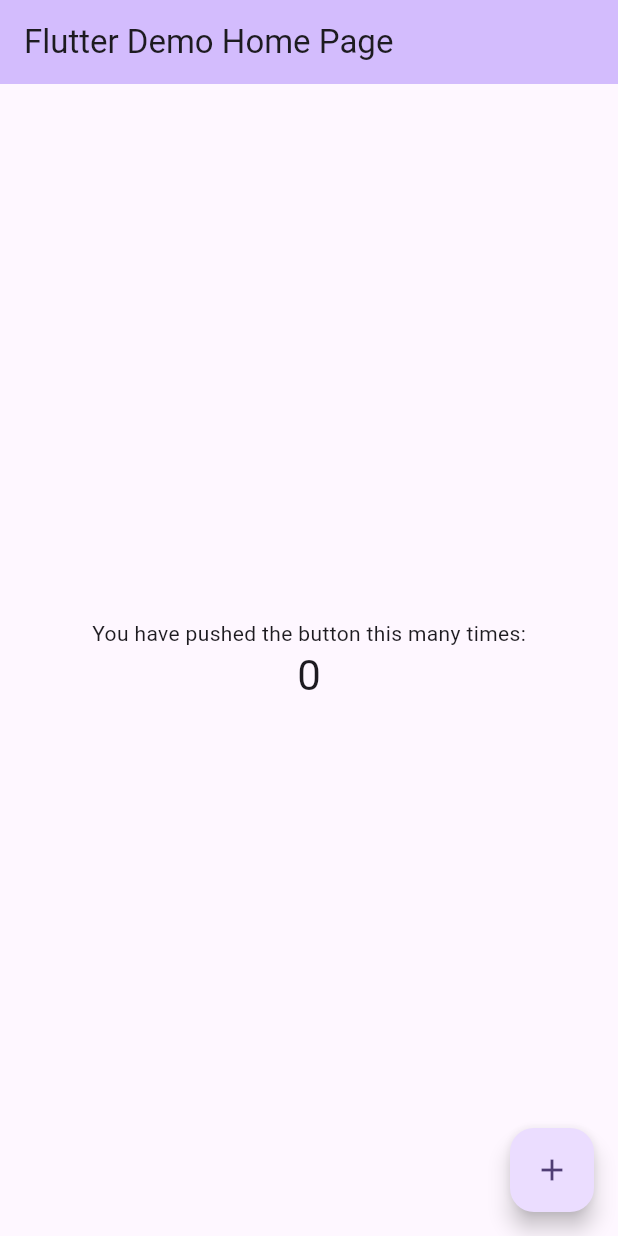
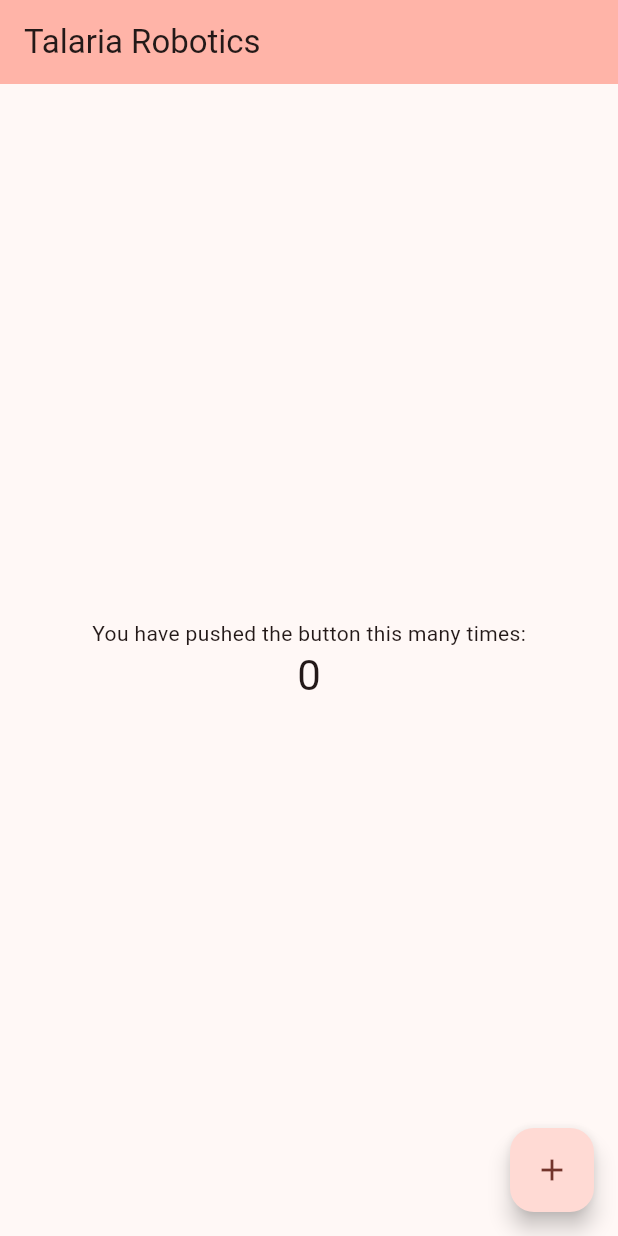
Before and after one commit to Talaria-Robotics/control-panel, a Flutter app: the screen it shows after launch, on a phone screen of 412 x 824 dp. Run offline on Flutter 3.47's test engine with Material 3 defaults, Android fonts, the phone set to English and light mode, and no system bars.

Commit message:
Add basic text and color branding

```diff
--- /dev/null
+++ b/src/lib/colors.dart
@@ -0,0 +1,5 @@
+import 'package:flutter/material.dart';
+
+class TalariaColors {
+  static const Color maroon = Color(0xFF500000);
+}
--- a/src/lib/main.dart
+++ b/src/lib/main.dart
@@ -1,3 +1,5 @@
+import 'package:control_panel/colors.dart';
+import 'package:control_panel/strings.dart';
 import 'package:flutter/material.dart';
 
 void main() {
@@ -11,7 +13,7 @@ class MyApp extends StatelessWidget {
   @override
   Widget build(BuildContext context) {
     return MaterialApp(
-      title: 'Flutter Demo',
+      title: TalariaStrings.teamName,
       theme: ThemeData(
         // This is the theme of your application.
         //
@@ -28,10 +30,10 @@ class MyApp extends StatelessWidget {
         //
         // This works for code too, not just values: Most code changes can be
         // tested with just a hot reload.
-        colorScheme: ColorScheme.fromSeed(seedColor: Colors.deepPurple),
+        colorScheme: ColorScheme.fromSeed(seedColor: TalariaColors.maroon),
         useMaterial3: true,
       ),
-      home: const MyHomePage(title: 'Flutter Demo Home Page'),
+      home: const MyHomePage(title: TalariaStrings.teamName),
     );
   }
 }
--- /dev/null
+++ b/src/lib/strings.dart
@@ -0,0 +1,3 @@
+class TalariaStrings {
+    static const String teamName = "Talaria Robotics";
+}
```
